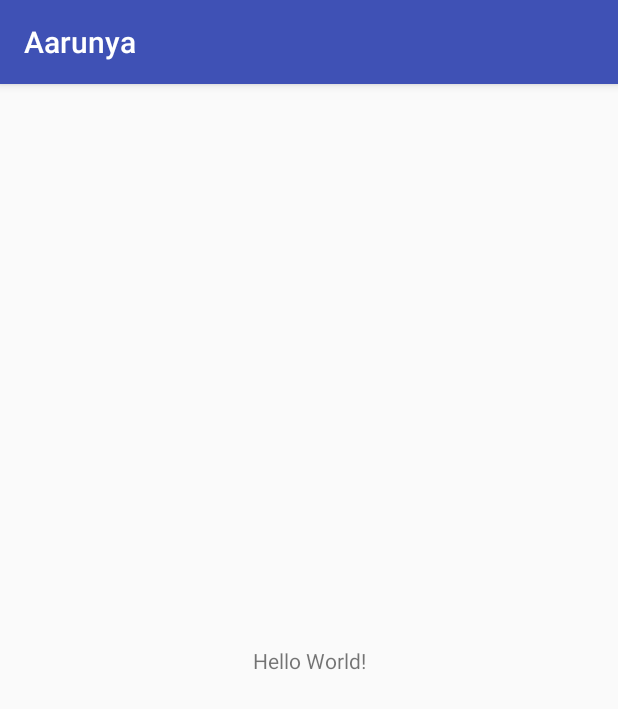
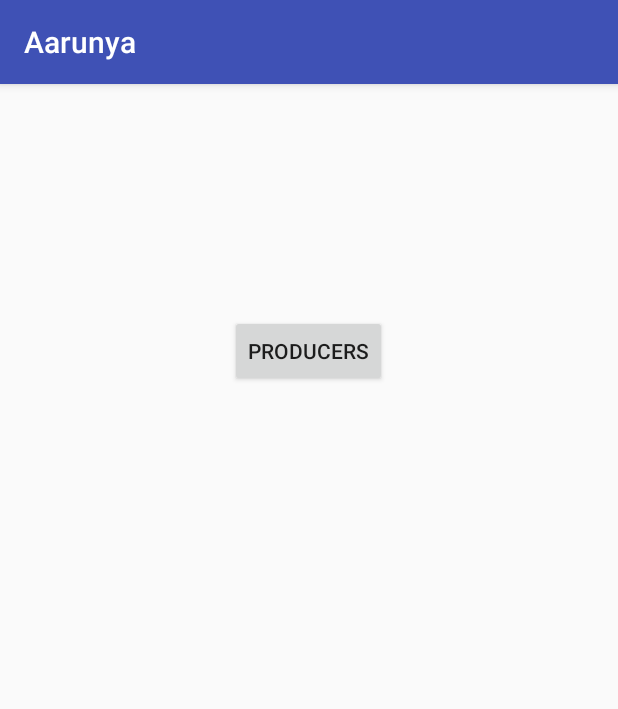
Before and after one commit to souravpaul8/Aarunya, an Android app: the screen it shows after launch (MainActivity), on a phone screen of 412 x 824 dp. Shown: the top 709 px of the screen. Run offline under Robolectric (Android 15) with nearby library versions, the phone set to English and light mode, and no system bars.

Commit message:
cons_front end

```diff
--- a/app/src/main/AndroidManifest.xml
+++ b/app/src/main/AndroidManifest.xml
@@ -16,6 +16,10 @@
                 <category android:name="android.intent.category.LAUNCHER" />
             </intent-filter>
         </activity>
+        <activity android:name=".producer" />
+        <activity android:name=".sell" />
+        <activity android:name=".prod_faq" />
+        <activity android:name=".prod_complain"></activity>
     </application>
 
 </manifest>
--- a/app/src/main/java/com/arunya/aarunya/MainActivity.java
+++ b/app/src/main/java/com/arunya/aarunya/MainActivity.java
@@ -1,13 +1,30 @@
 package com.arunya.aarunya;
 
+import android.content.Intent;
 import android.support.v7.app.AppCompatActivity;
 import android.os.Bundle;
+import android.view.View;
+import android.widget.Button;
 
 public class MainActivity extends AppCompatActivity {
+    public Button pro;
+
 
     @Override
     protected void onCreate(Bundle savedInstanceState) {
         super.onCreate(savedInstanceState);
         setContentView(R.layout.activity_main);
+        pro= (Button) findViewById(R.id.button);
+        pro.setOnClickListener(new View.OnClickListener() {
+            @Override
+            public void onClick(View view) {
+                openproactivity();
+            }
+        });
+    }
+    public void openproactivity(){
+        Intent in = new Intent(this,producer.class);
+        startActivity(in);
+
     }
 }
--- a/app/src/main/res/layout/activity_main.xml
+++ b/app/src/main/res/layout/activity_main.xml
@@ -1,18 +1,19 @@
 <?xml version="1.0" encoding="utf-8"?>
-<android.support.constraint.ConstraintLayout xmlns:android="http://schemas.android.com/apk/res/android"
+<RelativeLayout xmlns:android="http://schemas.android.com/apk/res/android"
     xmlns:app="http://schemas.android.com/apk/res-auto"
     xmlns:tools="http://schemas.android.com/tools"
     android:layout_width="match_parent"
     android:layout_height="match_parent"
     tools:context="com.arunya.aarunya.MainActivity">
 
-    <TextView
+    <Button
+        android:id="@+id/button"
         android:layout_width="wrap_content"
         android:layout_height="wrap_content"
-        android:text="Hello World!"
-        app:layout_constraintBottom_toBottomOf="parent"
-        app:layout_constraintLeft_toLeftOf="parent"
-        app:layout_constraintRight_toRightOf="parent"
-        app:layout_constraintTop_toTopOf="parent" />
-
-</android.support.constraint.ConstraintLayout>
+        android:layout_alignParentTop="true"
+        android:layout_centerHorizontal="true"
+        android:layout_marginTop="154dp"
+        android:text="@string/producers"
+        tools:layout_editor_absoluteX="148dp"
+        tools:layout_editor_absoluteY="69dp" />
+</RelativeLayout>
--- a/app/src/main/res/values/colors.xml
+++ b/app/src/main/res/values/colors.xml
@@ -1,6 +1,6 @@
 <?xml version="1.0" encoding="utf-8"?>
 <resources>
     <color name="colorPrimary">#3F51B5</color>
-    <color name="colorPrimaryDark">#303F9F</color>
-    <color name="colorAccent">#FF4081</color>
+    <color name="colorPrimaryDark">#131212</color>
+    <color name="colorAccent">#7cba97</color>
 </resources>
```
Also changed, not shown: app/src/main/res/values/strings.xml (+22 -0 lines).
